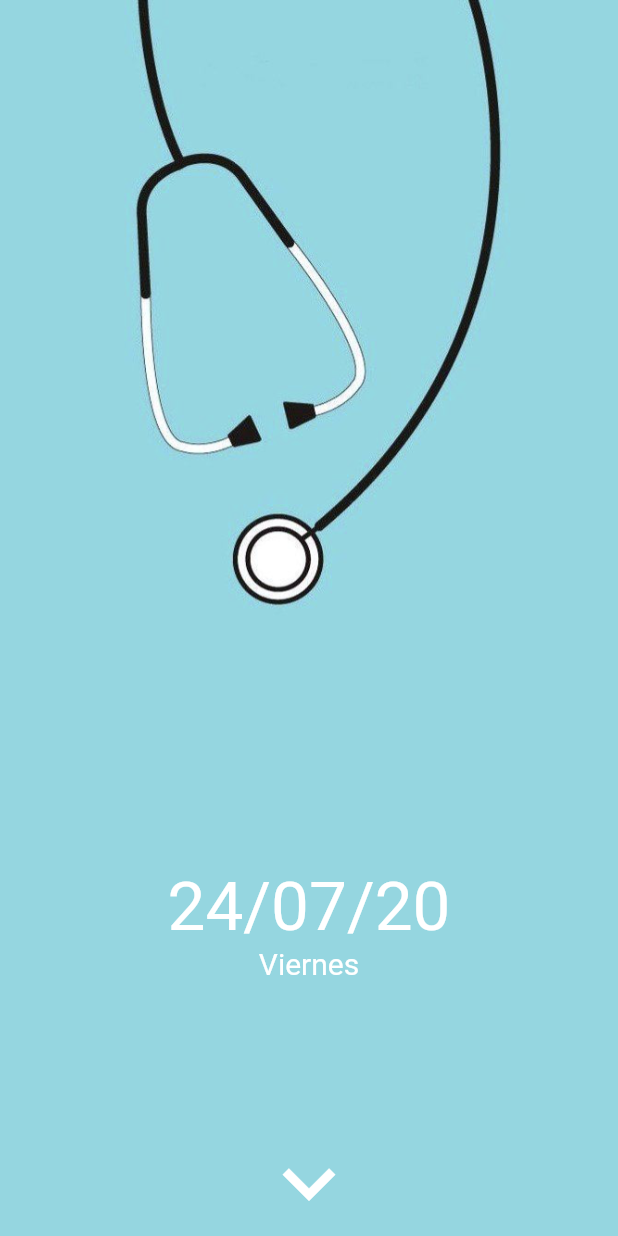
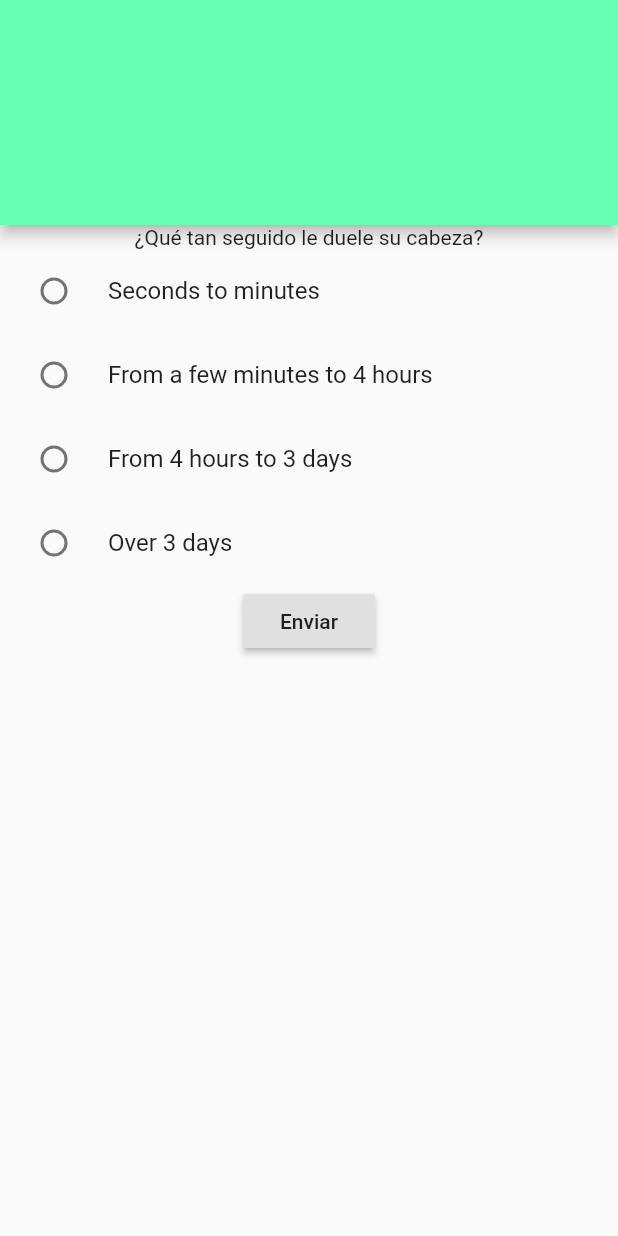
Before and after one commit to G3rson98/AsistenteMedicoFlutter-1, a Flutter app: the screen it shows after launch, on a phone screen of 412 x 824 dp. Run offline on Flutter 3.47's test engine with Material 2 defaults, Android fonts, the phone set to English and light mode, and no system bars.

Commit message:
Cambios infermedica query

```diff
--- a/lib/main.dart
+++ b/lib/main.dart
@@ -1,3 +1,5 @@
+import 'package:asistentemedico/src/models/diagnosis_query_model.dart';
+import 'package:asistentemedico/src/widget/question_condition_widget.dart';
 import 'package:flutter/material.dart';
 import 'package:flutter/services.dart';
 
@@ -9,6 +11,83 @@ import 'package:asistentemedico/src/pages/buttom_nav_bar_page.dart';
 void main() => runApp(MyApp());
 
 class MyApp extends StatelessWidget {
+  List<Evidence> listEvidence = [
+  ];
+  String question = "¿Qué tan seguido le duele su cabeza?";
+  List<dynamic> posibleAnswers = [
+            {
+                "id": "s_1907",
+                "name": "Seconds to minutes",
+                "choices": [
+                    {
+                        "id": "present",
+                        "label": "Yes"
+                    },
+                    {
+                        "id": "absent",
+                        "label": "No"
+                    },
+                    {
+                        "id": "unknown",
+                        "label": "Don't know"
+                    }
+                ]
+            },
+            {
+                "id": "s_1868",
+                "name": "From a few minutes to 4 hours",
+                "choices": [
+                    {
+                        "id": "present",
+                        "label": "Yes"
+                    },
+                    {
+                        "id": "absent",
+                        "label": "No"
+                    },
+                    {
+                        "id": "unknown",
+                        "label": "Don't know"
+                    }
+                ]
+            },
+            {
+                "id": "s_1870",
+                "name": "From 4 hours to 3 days",
+                "choices": [
+                    {
+                        "id": "present",
+                        "label": "Yes"
+                    },
+                    {
+                        "id": "absent",
+                        "label": "No"
+                    },
+                    {
+                        "id": "unknown",
+                        "label": "Don't know"
+                    }
+                ]
+            },
+            {
+                "id": "s_1901",
+                "name": "Over 3 days",
+                "choices": [
+                    {
+                        "id": "present",
+                        "label": "Yes"
+                    },
+                    {
+                        "id": "absent",
+                        "label": "No"
+                    },
+                    {
+                        "id": "unknown",
+                        "label": "Don't know"
+                    }
+                ]
+            }
+        ];
   @override
   Widget build(BuildContext context) {
     SystemChrome.setSystemUIOverlayStyle(
@@ -19,12 +98,13 @@ class MyApp extends StatelessWidget {
     return MaterialApp(
       title: 'Asistente médico',
       debugShowCheckedModeBanner: false,
-      initialRoute: 'scroll',
+      initialRoute: 'question',
       routes: {
         'home'        :   (BuildContext context) => HomePage(),
         'informacion' :   (BuildContext context) => InformacionPage(),
         'scroll'      :   (BuildContext context) => ScrollPage(),
         'begin'       :   (BuildContext context) => ButtomNavigationBar(),
+        'question'    :   (BuildContext context) => QuestionWidget(listEvidence: listEvidence, question: question, posibleAnswers: posibleAnswers),
       },
     );
   }
--- /dev/null
+++ b/lib/src/models/diagnosis_query_model.dart
@@ -0,0 +1,49 @@
+import 'dart:convert';
+
+DiagnosisQuery diagnosisQueryFromJson(String str) => DiagnosisQuery.fromJson(json.decode(str));
+
+String diagnosisQueryToJson(DiagnosisQuery data) => json.encode(data.toJson());
+
+class DiagnosisQuery {
+    DiagnosisQuery({
+        this.sex,
+        this.age,
+        this.evidence,
+    });
+
+    String sex;
+    int age;
+    List<Evidence> evidence;
+
+    factory DiagnosisQuery.fromJson(Map<String, dynamic> json) => DiagnosisQuery(
+        sex: json["sex"],
+        age: json["age"],
+        evidence: List<Evidence>.from(json["evidence"].map((x) => Evidence.fromJson(x))),
+    );
+
+    Map<String, dynamic> toJson() => {
+        "sex": sex,
+        "age": age,
+        "evidence": List<dynamic>.from(evidence.map((x) => x.toJson())),
+    };
+}
+
+class Evidence {
+    Evidence({
+        this.id,
+        this.choiceId,
+    });
+
+    String id;
+    String choiceId;
+
+    factory Evidence.fromJson(Map<String, dynamic> json) => Evidence(
+        id: json["id"],
+        choiceId: json["choice_id"],
+    );
+
+    Map<String, dynamic> toJson() => {
+        "id": id,
+        "choice_id": choiceId,
+    };
+}
--- /dev/null
+++ b/lib/src/widget/question_condition_widget.dart
@@ -0,0 +1,92 @@
+import 'package:asistentemedico/src/models/diagnosis_query_model.dart';
+import 'package:asistentemedico/src/providers/infermedica_provider.dart';
+import 'package:flutter/material.dart';
+
+class QuestionWidget extends StatefulWidget {
+  final List<Evidence> listEvidence;
+  final String question;
+  final List<dynamic> posibleAnswers;
+  const QuestionWidget({Key key, @required this.listEvidence, @required this.question, @required this.posibleAnswers}) : super(key: key);
+
+  @override
+  _QuestionWidgetState createState() => _QuestionWidgetState();
+}
+
+class _QuestionWidgetState extends State<QuestionWidget> {
+  String selectedRadioTile;
+  List<dynamic> respuestas = [];
+  final infermedicaDiagnosisProvider = new InfermedicaDiagnosisProvider();
+
+  setSelectedRadioTile(String valor){
+    setState(() {
+      selectedRadioTile = valor;
+    });
+  }
+
+  @override
+  Widget build(BuildContext context) {
+
+    return Scaffold(
+      appBar: PreferredSize(
+          preferredSize: Size.fromHeight(150.0), // here the desired height
+          child: AppBar(
+            backgroundColor: Color.fromRGBO(102, 255, 179, 1.0),
+          )
+        ),
+      body: SingleChildScrollView(
+        child: Column(
+          children: <Widget>[
+            Text(widget.question),
+            Column(
+              children: createRadioListAnswer(),
+            ),
+            RaisedButton(
+              child: Text("Enviar"),
+              onPressed: (){
+                Evidence evidence = new Evidence();
+                evidence.id = selectedRadioTile;
+                evidence.choiceId = "present";
+                widget.listEvidence.add(evidence);
+                DiagnosisQuery diagnosisQuery = new DiagnosisQuery();
+                diagnosisQuery.age = 30;
+                diagnosisQuery.sex = "male";
+                diagnosisQuery.evidence = widget.listEvidence;
+                infermedicaDiagnosisProvider.sendCondition(diagnosisQuery).then((responses) => {
+                  for (var item in responses.question.items) {
+                    respuestas.add(item.toJson()),
+                  },
+                  print(respuestas),
+                  Navigator.push(
+                    context,
+                    MaterialPageRoute(
+                      builder: (context)  =>  QuestionWidget(listEvidence: widget.listEvidence, question: responses.question.text, posibleAnswers: respuestas)
+                    )
+                  )
+                });
+                // print(widget.userConditionsList);
+              })
+          ],
+        ),
+      ),
+    );
+  }
+
+  List<Widget> createRadioListAnswer(){
+    List<Widget> radioWidgets = [];
+    for (var answer in widget.posibleAnswers) {
+      radioWidgets.add(
+        RadioListTile(
+          value: answer["id"],
+          groupValue: selectedRadioTile,
+          title: Text(answer["name"]),
+          onChanged: (valor){
+            print("Radio pressed: $valor");
+            setSelectedRadioTile(valor);
+          },
+        ),
+      );
+    }
+    return radioWidgets;
+  }
+
+}
--- a/pubspec.yaml
+++ b/pubspec.yaml
@@ -23,6 +23,7 @@ environment:
 dependencies:
   flutter:
     sdk: flutter
+  http:
 
 
   # The following adds the Cupertino Icons font to your application.
```
Also changed, not shown: lib/src/models/diagnosis_response_model.dart (added, +143 -0 lines), lib/src/providers/infermedica_provider.dart (added, +29 -0 lines), pubspec.lock, 1 other file.
